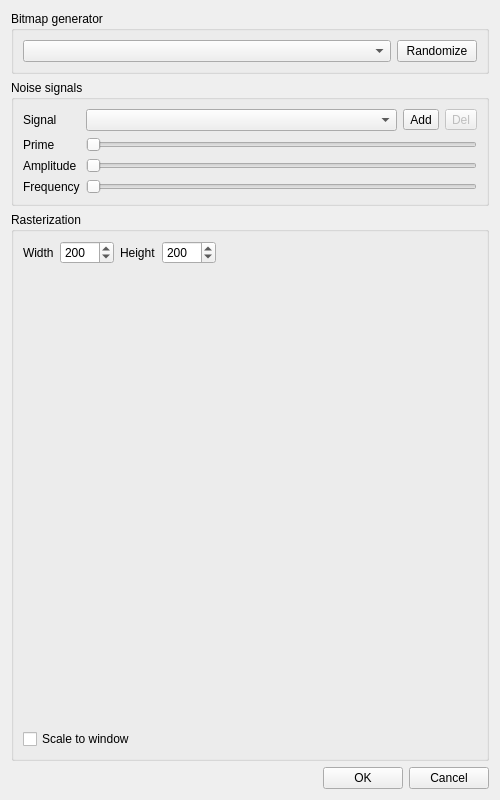
The window that editor/gui/dlgbitmap.ui (ensisoft/detonator) describes before a commit, drawn with Qt 5.
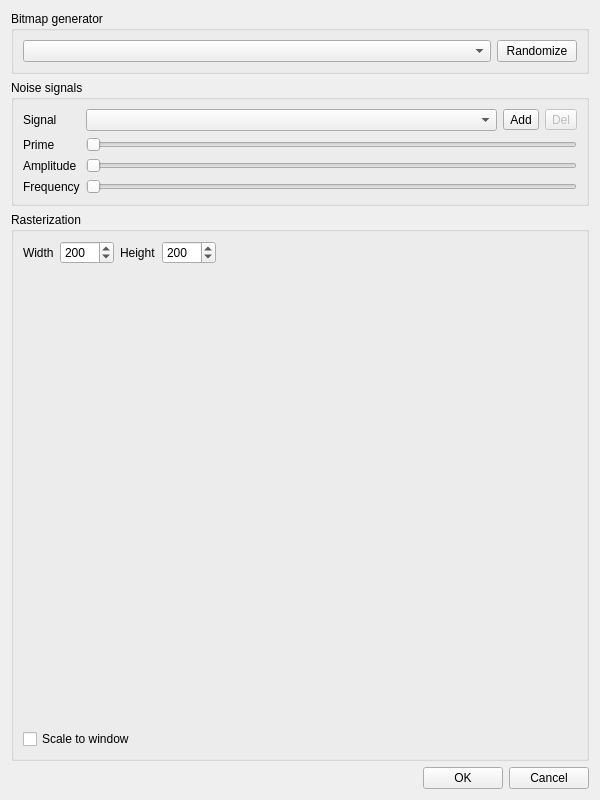
The same window after the commit. Icons and pictures are not drawn. Custom widgets are drawn as their Qt base class.

Commit message:
Make some non-persistent GSEditor dialogs consistent in size
Make some non-persistent GSEditor dialogs consistent in size.

What changed in the file:
```diff
--- a/editor/gui/dlgbitmap.ui
+++ b/editor/gui/dlgbitmap.ui
@@ -6,7 +6,7 @@
    <rect>
     <x>0</x>
     <y>0</y>
-    <width>500</width>
+    <width>600</width>
     <height>800</height>
    </rect>
   </property>
```
The commit also changes 4 other files.
